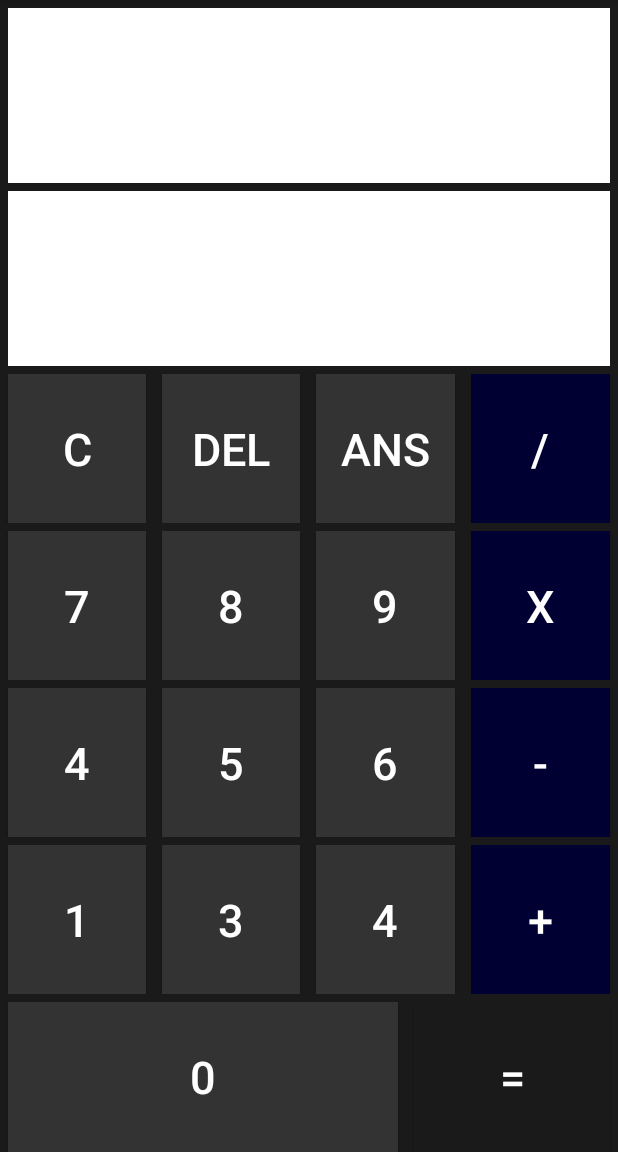
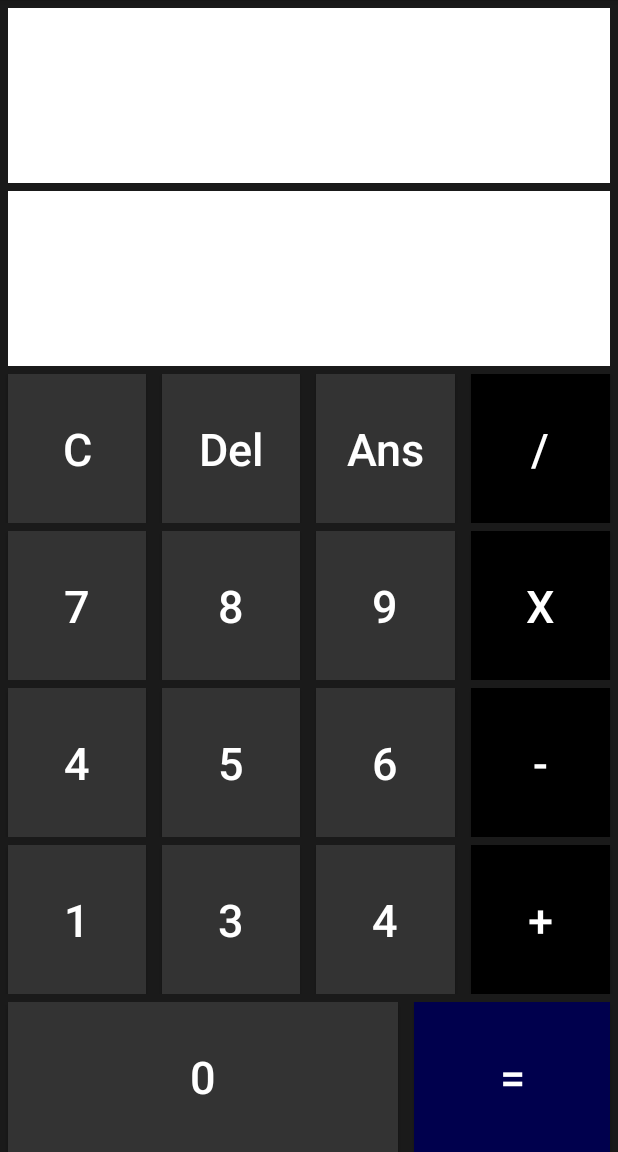
Before and after one commit to CrulQRL/CalcAndFriend, an Android app: the screen it shows after launch (MainActivity), on a phone screen of 412 x 824 dp, the part 84-1236 px from its top. Run offline under Robolectric (Android 15) with nearby library versions, the phone set to English and light mode, and no system bars.

Commit message:
benerin warna fragment calculator

```diff
--- a/app/src/main/res/layout/fragment_calculator.xml
+++ b/app/src/main/res/layout/fragment_calculator.xml
@@ -76,8 +76,8 @@
                 android:layout_marginLeft="@dimen/button_margin_side"
                 android:layout_marginRight="@dimen/button_margin_side"
                 android:textSize="30dp"
-                android:text="del"
-
+                android:text="Del"
+                android:textAllCaps="false"
                 android:textColor="@color/colorWhite"
                 android:background="@color/colorBlackLight2"
 
@@ -89,6 +89,7 @@
                 android:layout_weight="1"
                 android:textSize="30dp"
                 android:text="Ans"
+                android:textAllCaps="false"
                 android:textColor="@color/colorWhite"
                 android:background="@color/colorBlackLight2"
                 android:layout_marginLeft="@dimen/button_margin_side"
@@ -102,7 +103,7 @@
                 android:id="@+id/button_div"
                 android:layout_marginLeft="@dimen/button_margin_side"
                 android:layout_marginRight="@dimen/button_margin_side"
-                android:background="@color/colorBluePurple"
+                android:background="@color/black"
                 android:textSize="30dp"
                 android:text="/"
                 android:textColor="@color/colorWhite"
@@ -167,7 +168,7 @@
                 android:id="@+id/button_mul"
                 android:layout_marginLeft="@dimen/button_margin_side"
                 android:layout_marginRight="@dimen/button_margin_side"
-                android:background="@color/colorBluePurple"
+                android:background="@color/black"
                 android:textSize="30dp"
                 android:text="x"
                 android:textColor="@color/colorWhite"
@@ -234,7 +235,7 @@
                 android:id="@+id/button_sub"
                 android:layout_marginLeft="@dimen/button_margin_side"
                 android:layout_marginRight="@dimen/button_margin_side"
-                android:background="@color/colorBluePurple"
+                android:background="@color/black"
                 android:textSize="30dp"
                 android:text="-"
                 android:textColor="@color/colorWhite"
@@ -298,7 +299,7 @@
                 android:layout_height="match_parent"
                 android:layout_weight="1"
                 android:id="@+id/button_add"
-                android:background="@color/colorBluePurple"
+                android:background="@color/black"
                 android:layout_marginLeft="@dimen/button_margin_side"
                 android:layout_marginRight="@dimen/button_margin_side"
                 android:textSize="30dp"
@@ -343,7 +344,7 @@
                 android:text="="
                 android:layout_marginLeft="@dimen/button_margin_side"
                 android:layout_marginRight="@dimen/button_margin_side"
-                android:background="@color/colorBlackLight3"
+                android:background="@color/colorBluePurple"
                 android:textColor="@color/colorWhite"
                 />
 
--- a/app/src/main/res/values/colors.xml
+++ b/app/src/main/res/values/colors.xml
@@ -1,11 +1,12 @@
 <?xml version="1.0" encoding="utf-8"?>
 <resources>
     <color name="colorWhite">#ffffff</color>
+    <color name="black">#000000</color>
     <color name="colorPrimary">#3F51B5</color>
     <color name="colorPrimaryDark">#303F9F</color>
     <color name="colorAccent">#FF4081</color>
     <color name="colorBlackLight">#1A1A1A</color>
     <color name="colorBlackLight2">#333333</color>
     <color name="colorBlackLight3">#1a1a1a</color>
-    <color name="colorBluePurple">#000033</color>
+    <color name="colorBluePurple">#00004d</color>
 </resources>
```
